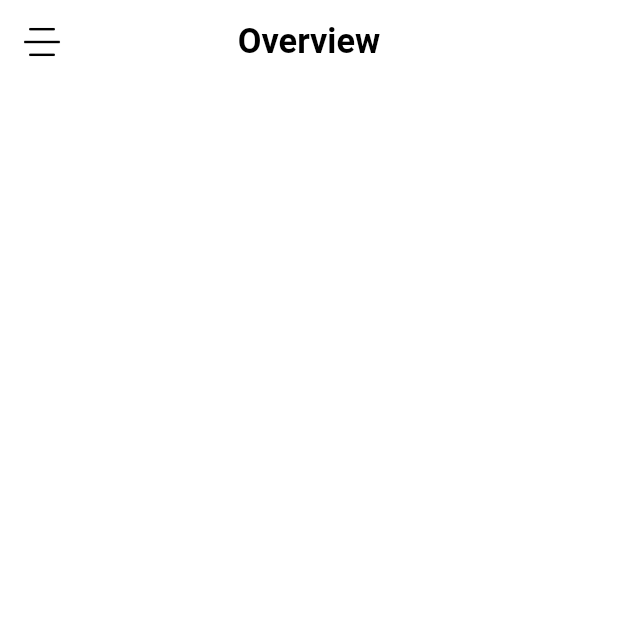
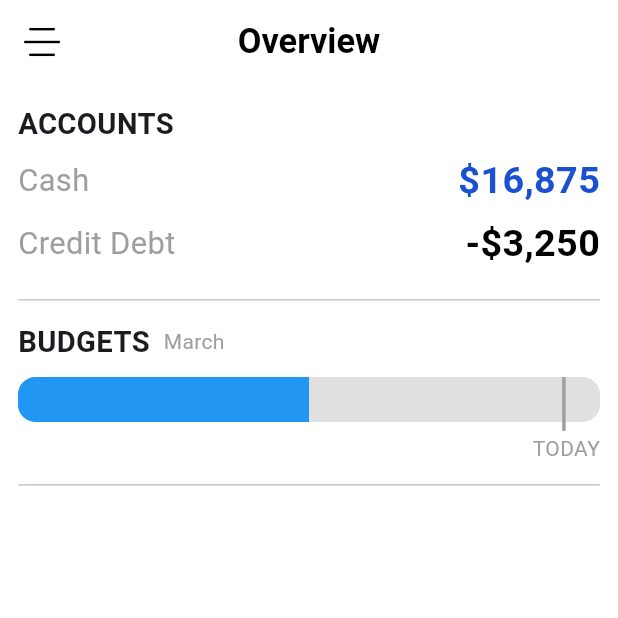
Before and after one commit to omarKenawi/tracker, a Flutter app: the DetailsScreen screen opened directly, on a phone screen of 412 x 824 dp, the top half of it. Run offline on Flutter 3.47's test engine with Material 3 defaults, Android fonts, the phone set to English and light mode, and no system bars; our stand-ins replace card_swiper, firebase_auth, firebase_core, flutter_screenutil; accounts and stored records are empty.

Commit message:
add budget_progress to details screen

```diff
--- a/lib/features/home/screens/details_screen.dart
+++ b/lib/features/home/screens/details_screen.dart
@@ -1,6 +1,8 @@
 import 'package:flutter/material.dart';
 import 'package:flutter_screenutil/flutter_screenutil.dart';
+import '../widgets/budget_progress.dart';
 import '../widgets/custom_drawer.dart';
+import '../widgets/financial_row.dart';
 
 class DetailsScreen extends StatelessWidget {
   const DetailsScreen({super.key});
@@ -33,6 +35,73 @@ class DetailsScreen extends StatelessWidget {
           ),
         ),
       ),
+      body: Column(
+        children: [
+          Padding(
+            padding: const EdgeInsets.all(12.0),
+            child: Column(
+              crossAxisAlignment: CrossAxisAlignment.start,
+              children: [
+                Text(
+                  'ACCOUNTS',
+                  style: TextStyle(
+                    fontWeight: FontWeight.bold,
+                    fontSize: 17.sp,
+                  ),
+                ),
+                SizedBox(
+                  height: 5.h,
+                ),
+                FinancialRow(
+                  label: 'Cash',
+                  value: '\$16,875',
+                  labelStyle: TextStyle(
+                    fontWeight: FontWeight.normal,
+                    fontSize: 18.sp,
+                    color: Colors.grey,
+                  ),
+                  valueStyle: TextStyle(
+                    fontWeight: FontWeight.bold,
+                    fontSize: 22.sp,
+                    color:
+                        const Color(0xff1951d1), // This is the correct format
+                  ),
+                ),
+                FinancialRow(
+                  label: 'Credit Debt',
+                  value: '-\$3,250',
+                  labelStyle: TextStyle(
+                    fontWeight: FontWeight.normal,
+                    fontSize: 18.sp,
+                    color: Colors.grey,
+                  ),
+                  valueStyle: TextStyle(
+                    fontWeight: FontWeight.bold,
+                    fontSize: 22.sp,
+                    color:
+                    const Color(0xff000000), // This is the correct format
+                  ),
+                ),
+                SizedBox(
+                  height: 5.h,
+                ),
+                const Divider(),
+                SizedBox(
+                  height: 5.h,
+                ),
+                BudgetProgress(
+                  percentage: .5,
+                  month: 'March',
+                ),
+                SizedBox(
+                  height: 5.h,
+                ),
+                const Divider(),
+              ],
+            ),
+          )
+        ],
+      ),
     );
   }
 }
--- /dev/null
+++ b/lib/features/home/widgets/budget_progress.dart
@@ -0,0 +1,90 @@
+import 'package:flutter/material.dart';
+import 'package:flutter_screenutil/flutter_screenutil.dart';
+
+class BudgetProgress extends StatelessWidget {
+  final String month;
+  final double percentage;
+
+  const BudgetProgress({
+    Key? key,
+    required this.month,
+    required this.percentage,
+  }) : super(key: key);
+
+  @override
+  Widget build(BuildContext context) {
+    return Column(
+      crossAxisAlignment: CrossAxisAlignment.start,
+      children: [
+        Row(
+          children: [
+            Text(
+              'BUDGETS',
+              style: TextStyle(
+                fontWeight: FontWeight.bold,
+                fontSize: 17.sp,
+              ),
+            ),
+            SizedBox(width: 8.w),
+            Text(
+              month,
+              style: TextStyle(
+                color: Colors.grey,
+              ),
+            ),
+          ],
+        ),
+        SizedBox(height: 8.h),
+        LayoutBuilder(
+          builder: (context, constraints) {
+            double progressWidth = constraints.maxWidth * percentage; // Calculate progress width based on percentage
+            return Stack(
+              clipBehavior: Clip.none,
+              children: [
+                Container(
+                  height: 25.h,
+                  decoration: BoxDecoration(
+                    color: Colors.grey[300],
+                    borderRadius: BorderRadius.circular(10.r),
+                  ),
+                ),
+                Container(
+                  width: progressWidth,
+                  height: 25.h,
+                  decoration: BoxDecoration(
+                    color: Colors.blue,
+                    borderRadius: BorderRadius.only(
+                      bottomLeft: Radius.circular(10.r),
+                      topLeft: Radius.circular(10.r),
+                    ),
+                  ),
+                ),
+                Positioned(
+                  left: 317.w, // Adjust position based on progressWidth
+                  top: 0.h,
+                  bottom: -5.h,
+                  child: Container(
+                    width: 2.w,
+                    color: Colors.grey,
+                  ),
+                ),
+              ],
+            );
+          },
+        ),
+        const SizedBox(height: 8),
+        Row(
+          children: [
+            Spacer(),
+            const Text(
+              'TODAY',
+              style: TextStyle(
+                color: Colors.grey,
+              ),
+            ),
+          ],
+        ),
+      ],
+    );
+  }
+}
--- /dev/null
+++ b/lib/features/home/widgets/financial_row.dart
@@ -0,0 +1,39 @@
+import 'package:flutter/material.dart';
+import 'package:flutter_screenutil/flutter_screenutil.dart';
+
+class FinancialRow extends StatelessWidget {
+  final String label;
+  final String value;
+  final TextStyle labelStyle;
+  final TextStyle valueStyle;
+
+  const FinancialRow({
+    super.key,
+    required this.label,
+    required this.value,
+    required this.labelStyle,
+    required this.valueStyle,
+  });
+
+  @override
+  Widget build(BuildContext context) {
+    return Column(
+      children: [
+        Row(
+          children: [
+            Text(
+              label,
+              style: labelStyle,
+            ),
+            const Spacer(),
+            Text(
+              value,
+              style: valueStyle,
+            ),
+          ],
+        ),
+        SizedBox(height: 5.h),
+      ],
+    );
+  }
+}
```
